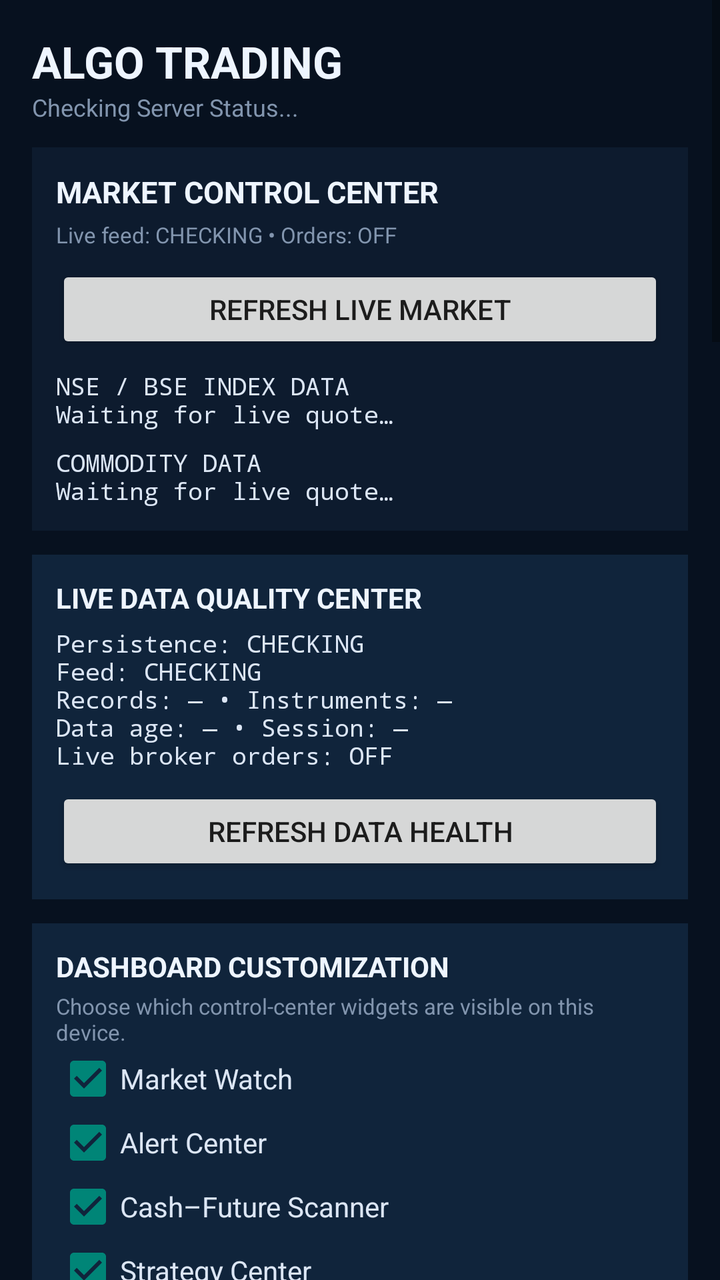
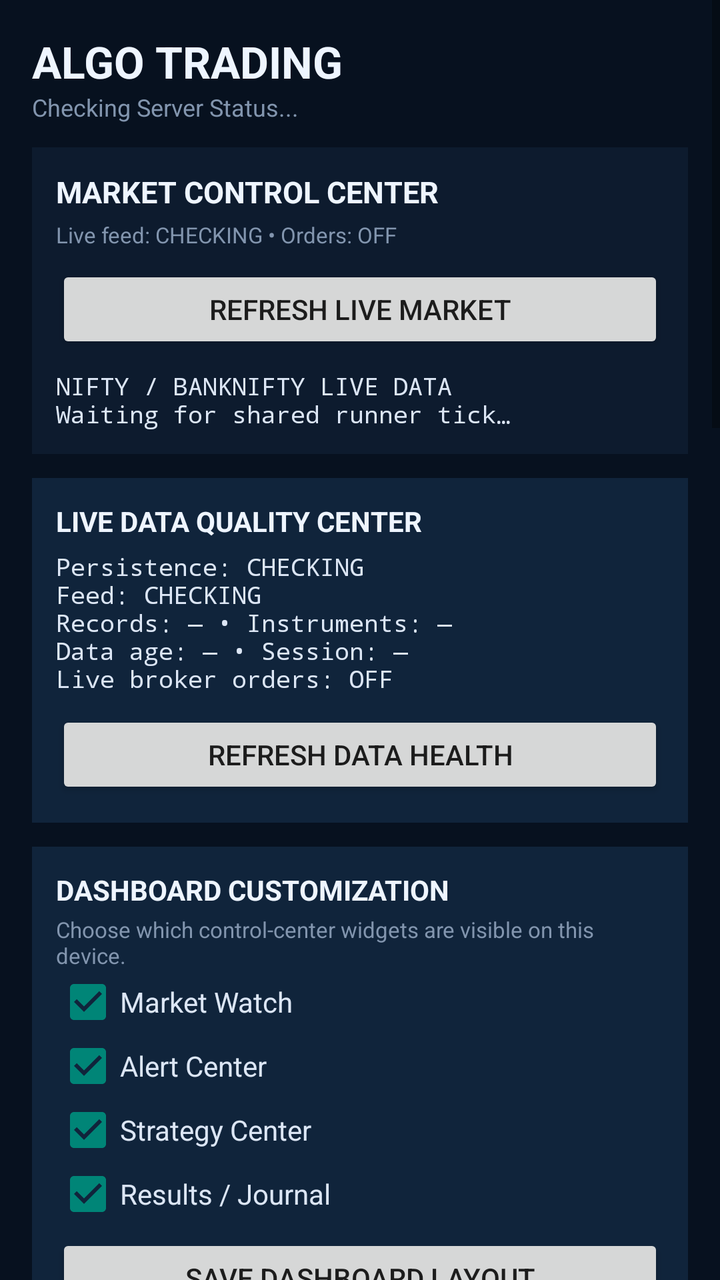

An Android layout rendered at two revisions. The XML below is the earlier revision; the diff shows what the commit changed to produce the second picture.
<!-- AndroidManifest.xml: application theme Theme.AppCompat.DayNight.DarkActionBar -->
<!-- res/layout/activity_main.xml -->
<?xml version="1.0" encoding="utf-8"?>
<ScrollView android:id="@+id/mainScroll" xmlns:android="http://schemas.android.com/apk/res/android" android:layout_width="match_parent" android:layout_height="match_parent" android:background="@color/algo_bg" android:fillViewport="true">
<LinearLayout android:layout_width="match_parent" android:layout_height="wrap_content" android:orientation="vertical" android:padding="16dp">
<TextView android:layout_width="wrap_content" android:layout_height="wrap_content" android:text="ALGO TRADING" android:textColor="@color/algo_text" android:textSize="22sp" android:textStyle="bold"/>
<TextView android:id="@+id/tvStatus" android:layout_width="wrap_content" android:layout_height="wrap_content" android:text="Checking Server Status..." android:textColor="@color/algo_muted" android:textSize="12sp"/><LinearLayout android:id="@+id/marketControlCenter" android:layout_width="match_parent" android:layout_height="wrap_content" android:layout_marginTop="12dp" android:orientation="vertical" android:background="@color/algo_surface" android:padding="12dp">
<TextView android:layout_width="wrap_content" android:layout_height="wrap_content" android:text="MARKET CONTROL CENTER" android:textColor="@color/algo_text" android:textSize="15sp" android:textStyle="bold"/>
<TextView android:id="@+id/tvMarketFeedStatus" android:layout_width="match_parent" android:layout_height="wrap_content" android:layout_marginTop="4dp" android:text="Live feed: CHECKING • Orders: OFF" android:textColor="@color/algo_muted" android:textSize="11sp"/>
<Button android:id="@+id/btnMarketOverviewRefresh" android:layout_width="match_parent" android:layout_height="44dp" android:layout_marginTop="8dp" android:text="REFRESH LIVE MARKET"/>
<TextView android:id="@+id/tvIndexOverview" android:layout_width="match_parent" android:layout_height="wrap_content" android:layout_marginTop="8dp" android:text="NSE / BSE INDEX DATA\nWaiting for live quote…" android:textColor="@color/algo_text_secondary" android:textSize="12sp" android:fontFamily="monospace"/>
<TextView android:id="@+id/tvCommodityOverview" android:layout_width="match_parent" android:layout_height="wrap_content" android:layout_marginTop="8dp" android:text="COMMODITY DATA\nWaiting for live quote…" android:textColor="@color/algo_text_secondary" android:textSize="12sp" android:fontFamily="monospace"/>
</LinearLayout>

<LinearLayout android:id="@+id/liveDataQuality" android:layout_width="match_parent" android:layout_height="wrap_content" android:layout_marginTop="12dp" android:orientation="vertical" android:background="@color/algo_surface_elevated" android:padding="12dp"><TextView android:layout_width="wrap_content" android:layout_height="wrap_content" android:text="LIVE DATA QUALITY CENTER" android:textColor="@color/algo_text" android:textSize="14sp" android:textStyle="bold"/><TextView android:id="@+id/tvLiveDataQuality" android:layout_width="match_parent" android:layout_height="wrap_content" android:layout_marginTop="5dp" android:text="Persistence: CHECKING\nFeed: CHECKING\nRecords: — • Instruments: —\nData age: — • Session: —\nLive broker orders: OFF" android:textColor="@color/algo_text_secondary" android:textSize="12sp" android:fontFamily="monospace"/><Button android:id="@+id/btnLiveDataHealthRefresh" android:layout_width="match_parent" android:layout_height="44dp" android:layout_marginTop="8dp" android:text="REFRESH DATA HEALTH"/></LinearLayout><LinearLayout android:id="@+id/dashboardCustomization" android:layout_width="match_parent" android:layout_height="wrap_content" android:layout_marginTop="12dp" android:orientation="vertical" android:background="@color/algo_surface_elevated" android:padding="12dp">
<TextView android:layout_width="wrap_content" android:layout_height="wrap_content" android:text="DASHBOARD CUSTOMIZATION" android:textColor="@color/algo_text" android:textSize="14sp" android:textStyle="bold"/>
<TextView android:layout_width="match_parent" android:layout_height="wrap_content" android:layout_marginTop="3dp" android:text="Choose which control-center widgets are visible on this device." android:textColor="@color/algo_muted" android:textSize="11sp"/>
<CheckBox android:id="@+id/cbShowMarket" android:layout_width="match_parent" android:layout_height="wrap_content" android:checked="true" android:text="Market Watch" android:textColor="@color/algo_text_secondary"/>
<CheckBox android:id="@+id/cbShowAlerts" android:layout_width="match_parent" android:layout_height="wrap_content" android:checked="true" android:text="Alert Center" android:textColor="@color/algo_text_secondary"/><CheckBox android:id="@+id/cbShowScanner" android:layout_width="match_parent" android:layout_height="wrap_content" android:checked="true" android:text="Cash–Future Scanner" android:textColor="@color/algo_text_secondary"/>
<CheckBox android:id="@+id/cbShowStrategy" android:layout_width="match_parent" android:layout_height="wrap_content" android:checked="true" android:text="Strategy Center" android:textColor="@color/algo_text_secondary"/>
<CheckBox android:id="@+id/cbShowResults" android:layout_width="match_parent" android:layout_height="wrap_content" android:checked="true" android:text="Results / Journal" android:textColor="@color/algo_text_secondary"/>
<Button android:id="@+id/btnSaveDashboardLayout" android:layout_width="match_parent" android:layout_height="44dp" android:layout_marginTop="4dp" android:text="SAVE DASHBOARD LAYOUT"/>
<Button android:id="@+id/btnResetDashboardLayout" android:layout_width="match_parent" android:layout_height="44dp" android:layout_marginTop="6dp" android:text="RESET DEFAULT LAYOUT"/>
<TextView android:id="@+id/tvDashboardLayoutStatus" android:layout_width="match_parent" android:layout_height="wrap_content" android:layout_marginTop="5dp" android:text="Layout: DEFAULT • saved on this device" android:textColor="@color/algo_muted" android:textSize="11sp"/>
</LinearLayout>
<LinearLayout android:id="@+id/phase12Navigation" android:layout_width="match_parent" android:layout_height="wrap_content" android:layout_marginTop="12dp" android:orientation="vertical" android:background="@color/algo_surface_elevated" android:padding="12dp"><TextView android:layout_width="wrap_content" android:layout_height="wrap_content" android:text="PHASE 12 • MOBILE NAVIGATION" android:textColor="@color/algo_text" android:textSize="14sp" android:textStyle="bold"/><TextView android:layout_width="match_parent" android:layout_height="wrap_content" android:layout_marginTop="3dp" android:text="Compact mobile cards + quick actions • same backend/API/data contract as Web" android:textColor="@color/algo_muted" android:textSize="11sp"/><HorizontalScrollView android:layout_width="match_parent" android:layout_height="wrap_content" android:layout_marginTop="7dp" android:scrollbars="none"><LinearLayout android:layout_width="wrap_content" android:layout_height="wrap_content" android:orientation="horizontal"><Button android:id="@+id/btnQuickMarket" android:layout_width="wrap_content" android:layout_height="40dp" android:text="MARKET"/><Button android:id="@+id/btnQuickScanner" android:layout_width="wrap_content" android:layout_height="40dp" android:layout_marginStart="6dp" android:text="SCANNER"/><Button android:id="@+id/btnQuickStrategies" android:layout_width="wrap_content" android:layout_height="40dp" android:layout_marginStart="6dp" android:text="STRATEGIES"/><Button android:id="@+id/btnQuickResults" android:layout_width="wrap_content" android:layout_height="40dp" android:layout_marginStart="6dp" android:text="RESULTS"/><Button android:id="@+id/btnQuickExpansion" android:layout_width="wrap_content" android:layout_height="40dp" android:layout_marginStart="6dp" android:text="EXPANSION"/></LinearLayout></HorizontalScrollView></LinearLayout><Button android:id="@+id/btnAppUpdate" android:layout_width="match_parent" android:layout_height="46dp" android:layout_marginTop="8dp" android:text="CHECK APP UPDATE"/><Button android:id="@+id/btnStrategies" android:layout_width="match_parent" android:layout_height="46dp" android:layout_marginTop="8dp" android:text="STRATEGIES"/><Button android:id="@+id/btnResultsJournal" android:layout_width="match_parent" android:layout_height="46dp" android:layout_marginTop="8dp" android:text="RESULTS / JOURNAL"/><Button android:id="@+id/btnLogout" android:layout_width="match_parent" android:layout_height="46dp" android:layout_marginTop="8dp" android:text="LOG OUT"/>
<TextView android:layout_width="match_parent" android:layout_height="wrap_content" android:layout_marginTop="12dp" android:text="PHASE 10 • BACKTEST &amp; RESULTS WORKSPACE\nHistorical data → strategy configuration → execution model → Results / Journal" android:textColor="@color/algo_text_secondary" android:textSize="11sp"/><Button android:id="@+id/btnFullFnoBacktest" android:layout_width="match_parent" android:layout_height="48dp" android:layout_marginTop="12dp" android:text="OPEN FULL-F&amp;O BACKTEST"/>
<Button android:id="@+id/btnBoxSpread" android:layout_width="match_parent" android:layout_height="48dp" android:layout_marginTop="8dp" android:text="OPEN BOX SPREAD"/>
<TextView android:layout_width="wrap_content" android:layout_height="wrap_content" android:layout_marginTop="16dp" android:text="BROKER CONNECTION" android:textColor="@color/algo_text" android:textSize="14sp" android:textStyle="bold"/>
<EditText android:id="@+id/etBrokerApiKey" android:layout_width="match_parent" android:layout_height="wrap_content" android:hint="Angel One API Key" android:textColor="@color/algo_text" android:textColorHint="@color/algo_muted" android:inputType="textPassword"/>
<EditText android:id="@+id/etBrokerClientCode" android:layout_width="match_parent" android:layout_height="wrap_content" android:hint="Client Code" android:textColor="@color/algo_text" android:textColorHint="@color/algo_muted"/>
<EditText android:id="@+id/etBrokerPassword" android:layout_width="match_parent" android:layout_height="wrap_content" android:hint="Broker Password" android:textColor="@color/algo_text" android:textColorHint="@color/algo_muted" android:inputType="textPassword"/>
<EditText android:id="@+id/etBrokerTotpSecret" android:layout_width="match_parent" android:layout_height="wrap_content" android:hint="TOTP Secret" android:textColor="@color/algo_text" android:textColorHint="@color/algo_muted" android:inputType="textPassword"/>
<Button android:id="@+id/btnConnectBroker" android:layout_width="match_parent" android:layout_height="46dp" android:text="CONNECT ANGEL ONE"/>
<Button android:id="@+id/btnDisconnectBroker" android:layout_width="match_parent" android:layout_height="46dp" android:text="DISCONNECT BROKER"/>
<TextView android:id="@+id/tvBrokerStatus" android:layout_width="match_parent" android:layout_height="wrap_content" android:text="Broker Status: Not checked" android:textColor="@color/algo_muted" android:padding="8dp"/>
<TextView android:layout_width="wrap_content" android:layout_height="wrap_content" android:layout_marginTop="16dp" android:text="REAL TRADING SAFETY" android:textColor="@color/algo_text" android:textSize="14sp" android:textStyle="bold"/>
<TextView android:id="@+id/tvSafetyStatus" android:layout_width="match_parent" android:layout_height="wrap_content" android:text="Safety: OFF • Kill Switch: ON" android:textColor="@color/algo_warning" android:padding="8dp"/>
<TextView android:id="@+id/tvSafetyRouting" android:layout_width="match_parent" android:layout_height="wrap_content" android:text="Live order routing: DISABLED" android:textColor="@color/algo_muted"/>
<Button android:id="@+id/btnEnableRealTrading" android:layout_width="match_parent" android:layout_height="46dp" android:text="ENABLE REAL TRADING SAFETY"/>
<Button android:id="@+id/btnDisableRealTrading" android:layout_width="match_parent" android:layout_height="46dp" android:text="DISABLE REAL TRADING"/>
<Button android:id="@+id/btnKillSwitch" android:layout_width="match_parent" android:layout_height="46dp" android:text="KILL SWITCH"/>
<TextView android:layout_width="wrap_content" android:layout_height="wrap_content" android:layout_marginTop="16dp" android:text="CASH–FUTURE SCANNER" android:textColor="@color/algo_text" android:textSize="14sp" android:textStyle="bold"/>
<Button android:id="@+id/btnRunScanner" android:layout_width="match_parent" android:layout_height="46dp" android:text="RUN CASH–FUTURE SCAN"/>
<TextView android:layout_width="wrap_content" android:layout_height="wrap_content" android:layout_marginTop="16dp" android:text="ALERT CENTER" android:textColor="@color/algo_text" android:textSize="14sp" android:textStyle="bold"/><TextView android:id="@+id/tvAlertCenter" android:layout_width="match_parent" android:layout_height="wrap_content" android:layout_marginTop="6dp" android:background="@color/algo_surface_elevated" android:padding="12dp" android:text="No alert events received yet. Run the live scanner." android:textColor="@color/algo_text_secondary" android:textSize="12sp" android:fontFamily="monospace"/><TextView android:id="@+id/tvScannerResult" android:layout_width="match_parent" android:layout_height="wrap_content" android:text="Scanner results will appear here." android:textColor="@color/algo_text_secondary" android:textSize="12sp" android:fontFamily="monospace" android:padding="12dp"/>
<TextView android:id="@+id/tvScannerAutoRefreshStatus" android:layout_width="match_parent" android:layout_height="wrap_content" android:text="Auto Refresh: OFF" android:textColor="@color/algo_muted" android:textSize="11sp"/>
<TextView android:id="@+id/tvScannerNextRefresh" android:layout_width="match_parent" android:layout_height="wrap_content" android:text="Next Refresh: —" android:textColor="@color/algo_muted" android:textSize="11sp"/>
<CheckBox android:id="@+id/cbScannerAutoRefresh" android:layout_width="match_parent" android:layout_height="wrap_content" android:text="Auto refresh scanner" android:textColor="@color/algo_text_secondary"/>
<EditText android:id="@+id/etScannerRefreshSeconds" android:layout_width="match_parent" android:layout_height="wrap_content" android:hint="Refresh seconds (10–300)" android:inputType="number" android:text="30" android:textColor="@color/algo_text" android:textColorHint="@color/algo_muted"/>
<LinearLayout android:id="@+id/phase13Expansion" android:layout_width="match_parent" android:layout_height="wrap_content" android:layout_marginTop="12dp" android:orientation="vertical" android:background="@color/algo_surface_elevated" android:padding="12dp"><TextView android:layout_width="wrap_content" android:layout_height="wrap_content" android:text="PHASE 13 • EXPANSION CENTER" android:textColor="@color/algo_paper_text" android:textSize="14sp" android:textStyle="bold"/><TextView android:layout_width="match_parent" android:layout_height="wrap_content" android:layout_marginTop="3dp" android:text="FINAL PHASE • Add modules without rebuilding the core." android:textColor="@color/algo_muted" android:textSize="11sp"/><TextView android:layout_width="match_parent" android:layout_height="wrap_content" android:layout_marginTop="8dp" android:text="INDICES / EXCHANGES  •  COMMODITIES / CURRENCY
STRATEGIES / SCANNERS  •  DATA SOURCES
ANALYTICS / CHARTS  •  NOTIFICATIONS
BROKER ADAPTERS  •  USER-SPECIFIC LAYOUTS" android:textColor="@color/algo_text_secondary" android:textSize="12sp"/><TextView android:layout_width="match_parent" android:layout_height="wrap_content" android:layout_marginTop="8dp" android:text="CORE LOCK: reuse the same market-data, strategy, result, alert and execution contracts. Real broker routing remains OFF." android:textColor="@color/algo_muted" android:textSize="10sp"/></LinearLayout>
</LinearLayout>
</ScrollView>
<!-- resources referenced by this layout -->
<resources>
  <color name="algo_bg">#07111F</color>
  <color name="algo_muted">#8295AE</color>
  <color name="algo_paper_text">#4ADE80</color>
  <color name="algo_surface">#0D1B2E</color>
  <color name="algo_surface_elevated">#10243B</color>
  <color name="algo_text">#EEF5FF</color>
  <color name="algo_text_secondary">#DCE6F5</color>
  <color name="algo_warning">#FBBF24</color>
</resources>

<!-- the commit's change to res/layout/activity_main.xml (unified diff, before → after) -->
@@ -6,24 +6,24 @@
 <TextView android:layout_width="wrap_content" android:layout_height="wrap_content" android:text="MARKET CONTROL CENTER" android:textColor="@color/algo_text" android:textSize="15sp" android:textStyle="bold"/>
 <TextView android:id="@+id/tvMarketFeedStatus" android:layout_width="match_parent" android:layout_height="wrap_content" android:layout_marginTop="4dp" android:text="Live feed: CHECKING • Orders: OFF" android:textColor="@color/algo_muted" android:textSize="11sp"/>
 <Button android:id="@+id/btnMarketOverviewRefresh" android:layout_width="match_parent" android:layout_height="44dp" android:layout_marginTop="8dp" android:text="REFRESH LIVE MARKET"/>
-<TextView android:id="@+id/tvIndexOverview" android:layout_width="match_parent" android:layout_height="wrap_content" android:layout_marginTop="8dp" android:text="NSE / BSE INDEX DATA\nWaiting for live quote…" android:textColor="@color/algo_text_secondary" android:textSize="12sp" android:fontFamily="monospace"/>
-<TextView android:id="@+id/tvCommodityOverview" android:layout_width="match_parent" android:layout_height="wrap_content" android:layout_marginTop="8dp" android:text="COMMODITY DATA\nWaiting for live quote…" android:textColor="@color/algo_text_secondary" android:textSize="12sp" android:fontFamily="monospace"/>
+<TextView android:id="@+id/tvIndexOverview" android:layout_width="match_parent" android:layout_height="wrap_content" android:layout_marginTop="8dp" android:text="NIFTY / BANKNIFTY LIVE DATA\nWaiting for shared runner tick…" android:textColor="@color/algo_text_secondary" android:textSize="12sp" android:fontFamily="monospace"/>
+
 </LinearLayout>
 
 <LinearLayout android:id="@+id/liveDataQuality" android:layout_width="match_parent" android:layout_height="wrap_content" android:layout_marginTop="12dp" android:orientation="vertical" android:background="@color/algo_surface_elevated" android:padding="12dp"><TextView android:layout_width="wrap_content" android:layout_height="wrap_content" android:text="LIVE DATA QUALITY CENTER" android:textColor="@color/algo_text" android:textSize="14sp" android:textStyle="bold"/><TextView android:id="@+id/tvLiveDataQuality" android:layout_width="match_parent" android:layout_height="wrap_content" android:layout_marginTop="5dp" android:text="Persistence: CHECKING\nFeed: CHECKING\nRecords: — • Instruments: —\nData age: — • Session: —\nLive broker orders: OFF" android:textColor="@color/algo_text_secondary" android:textSize="12sp" android:fontFamily="monospace"/><Button android:id="@+id/btnLiveDataHealthRefresh" android:layout_width="match_parent" android:layout_height="44dp" android:layout_marginTop="8dp" android:text="REFRESH DATA HEALTH"/></LinearLayout><LinearLayout android:id="@+id/dashboardCustomization" android:layout_width="match_parent" android:layout_height="wrap_content" android:layout_marginTop="12dp" android:orientation="vertical" android:background="@color/algo_surface_elevated" android:padding="12dp">
 <TextView android:layout_width="wrap_content" android:layout_height="wrap_content" android:text="DASHBOARD CUSTOMIZATION" android:textColor="@color/algo_text" android:textSize="14sp" android:textStyle="bold"/>
 <TextView android:layout_width="match_parent" android:layout_height="wrap_content" android:layout_marginTop="3dp" android:text="Choose which control-center widgets are visible on this device." android:textColor="@color/algo_muted" android:textSize="11sp"/>
 <CheckBox android:id="@+id/cbShowMarket" android:layout_width="match_parent" android:layout_height="wrap_content" android:checked="true" android:text="Market Watch" android:textColor="@color/algo_text_secondary"/>
-<CheckBox android:id="@+id/cbShowAlerts" android:layout_width="match_parent" android:layout_height="wrap_content" android:checked="true" android:text="Alert Center" android:textColor="@color/algo_text_secondary"/><CheckBox android:id="@+id/cbShowScanner" android:layout_width="match_parent" android:layout_height="wrap_content" android:checked="true" android:text="Cash–Future Scanner" android:textColor="@color/algo_text_secondary"/>
+<CheckBox android:id="@+id/cbShowAlerts" android:layout_width="match_parent" android:layout_height="wrap_content" android:checked="true" android:text="Alert Center" android:textColor="@color/algo_text_secondary"/>
 <CheckBox android:id="@+id/cbShowStrategy" android:layout_width="match_parent" android:layout_height="wrap_content" android:checked="true" android:text="Strategy Center" android:textColor="@color/algo_text_secondary"/>
 <CheckBox android:id="@+id/cbShowResults" android:layout_width="match_parent" android:layout_height="wrap_content" android:checked="true" android:text="Results / Journal" android:textColor="@color/algo_text_secondary"/>
 <Button android:id="@+id/btnSaveDashboardLayout" android:layout_width="match_parent" android:layout_height="44dp" android:layout_marginTop="4dp" android:text="SAVE DASHBOARD LAYOUT"/>
 <Button android:id="@+id/btnResetDashboardLayout" android:layout_width="match_parent" android:layout_height="44dp" android:layout_marginTop="6dp" android:text="RESET DEFAULT LAYOUT"/>
 <TextView android:id="@+id/tvDashboardLayoutStatus" android:layout_width="match_parent" android:layout_height="wrap_content" android:layout_marginTop="5dp" android:text="Layout: DEFAULT • saved on this device" android:textColor="@color/algo_muted" android:textSize="11sp"/>
 </LinearLayout>
-<LinearLayout android:id="@+id/phase12Navigation" android:layout_width="match_parent" android:layout_height="wrap_content" android:layout_marginTop="12dp" android:orientation="vertical" android:background="@color/algo_surface_elevated" android:padding="12dp"><TextView android:layout_width="wrap_content" android:layout_height="wrap_content" android:text="PHASE 12 • MOBILE NAVIGATION" android:textColor="@color/algo_text" android:textSize="14sp" android:textStyle="bold"/><TextView android:layout_width="match_parent" android:layout_height="wrap_content" android:layout_marginTop="3dp" android:text="Compact mobile cards + quick actions • same backend/API/data contract as Web" android:textColor="@color/algo_muted" android:textSize="11sp"/><HorizontalScrollView android:layout_width="match_parent" android:layout_height="wrap_content" android:layout_marginTop="7dp" android:scrollbars="none"><LinearLayout android:layout_width="wrap_content" android:layout_height="wrap_content" android:orientation="horizontal"><Button android:id="@+id/btnQuickMarket" android:layout_width="wrap_content" android:layout_height="40dp" android:text="MARKET"/><Button android:id="@+id/btnQuickScanner" android:layout_width="wrap_content" android:layout_height="40dp" android:layout_marginStart="6dp" android:text="SCANNER"/><Button android:id="@+id/btnQuickStrategies" android:layout_width="wrap_content" android:layout_height="40dp" android:layout_marginStart="6dp" android:text="STRATEGIES"/><Button android:id="@+id/btnQuickResults" android:layout_width="wrap_content" android:layout_height="40dp" android:layout_marginStart="6dp" android:text="RESULTS"/><Button android:id="@+id/btnQuickExpansion" android:layout_width="wrap_content" android:layout_height="40dp" android:layout_marginStart="6dp" android:text="EXPANSION"/></LinearLayout></HorizontalScrollView></LinearLayout><Button android:id="@+id/btnAppUpdate" android:layout_width="match_parent" android:layout_height="46dp" android:layout_marginTop="8dp" android:text="CHECK APP UPDATE"/><Button android:id="@+id/btnStrategies" android:layout_width="match_parent" android:layout_height="46dp" android:layout_marginTop="8dp" android:text="STRATEGIES"/><Button android:id="@+id/btnResultsJournal" android:layout_width="match_parent" android:layout_height="46dp" android:layout_marginTop="8dp" android:text="RESULTS / JOURNAL"/><Button android:id="@+id/btnLogout" android:layout_width="match_parent" android:layout_height="46dp" android:layout_marginTop="8dp" android:text="LOG OUT"/>
-<TextView android:layout_width="match_parent" android:layout_height="wrap_content" android:layout_marginTop="12dp" android:text="PHASE 10 • BACKTEST &amp; RESULTS WORKSPACE\nHistorical data → strategy configuration → execution model → Results / Journal" android:textColor="@color/algo_text_secondary" android:textSize="11sp"/><Button android:id="@+id/btnFullFnoBacktest" android:layout_width="match_parent" android:layout_height="48dp" android:layout_marginTop="12dp" android:text="OPEN FULL-F&amp;O BACKTEST"/>
-<Button android:id="@+id/btnBoxSpread" android:layout_width="match_parent" android:layout_height="48dp" android:layout_marginTop="8dp" android:text="OPEN BOX SPREAD"/>
+<LinearLayout android:id="@+id/phase12Navigation" android:layout_width="match_parent" android:layout_height="wrap_content" android:layout_marginTop="12dp" android:orientation="vertical" android:background="@color/algo_surface_elevated" android:padding="12dp"><TextView android:layout_width="wrap_content" android:layout_height="wrap_content" android:text="PHASE 12 • MOBILE NAVIGATION" android:textColor="@color/algo_text" android:textSize="14sp" android:textStyle="bold"/><TextView android:layout_width="match_parent" android:layout_height="wrap_content" android:layout_marginTop="3dp" android:text="Compact mobile cards + quick actions • same backend/API/data contract as Web" android:textColor="@color/algo_muted" android:textSize="11sp"/><HorizontalScrollView android:layout_width="match_parent" android:layout_height="wrap_content" android:layout_marginTop="7dp" android:scrollbars="none"><LinearLayout android:layout_width="wrap_content" android:layout_height="wrap_content" android:orientation="horizontal"><Button android:id="@+id/btnQuickMarket" android:layout_width="wrap_content" android:layout_height="40dp" android:text="MARKET"/><Button android:id="@+id/btnQuickScanner" android:layout_width="wrap_content" android:layout_height="40dp" android:layout_marginStart="6dp" android:text="STRATEGIES"/><Button android:id="@+id/btnQuickStrategies" android:layout_width="wrap_content" android:layout_height="40dp" android:layout_marginStart="6dp" android:text="STRATEGIES"/><Button android:id="@+id/btnQuickResults" android:layout_width="wrap_content" android:layout_height="40dp" android:layout_marginStart="6dp" android:text="RESULTS"/><Button android:id="@+id/btnQuickExpansion" android:layout_width="wrap_content" android:layout_height="40dp" android:layout_marginStart="6dp" android:text="EXPANSION"/></LinearLayout></HorizontalScrollView></LinearLayout><Button android:id="@+id/btnAppUpdate" android:layout_width="match_parent" android:layout_height="46dp" android:layout_marginTop="8dp" android:text="CHECK APP UPDATE"/><Button android:id="@+id/btnStrategies" android:layout_width="match_parent" android:layout_height="46dp" android:layout_marginTop="8dp" android:text="STRATEGIES"/><Button android:id="@+id/btnResultsJournal" android:layout_width="match_parent" android:layout_height="46dp" android:layout_marginTop="8dp" android:text="RESULTS / JOURNAL"/><Button android:id="@+id/btnLogout" android:layout_width="match_parent" android:layout_height="46dp" android:layout_marginTop="8dp" android:text="LOG OUT"/>
+
+
 <TextView android:layout_width="wrap_content" android:layout_height="wrap_content" android:layout_marginTop="16dp" android:text="BROKER CONNECTION" android:textColor="@color/algo_text" android:textSize="14sp" android:textStyle="bold"/>
 <EditText android:id="@+id/etBrokerApiKey" android:layout_width="match_parent" android:layout_height="wrap_content" android:hint="Angel One API Key" android:textColor="@color/algo_text" android:textColorHint="@color/algo_muted" android:inputType="textPassword"/>
 <EditText android:id="@+id/etBrokerClientCode" android:layout_width="match_parent" android:layout_height="wrap_content" android:hint="Client Code" android:textColor="@color/algo_text" android:textColorHint="@color/algo_muted"/>
@@ -38,13 +38,7 @@
 <Button android:id="@+id/btnEnableRealTrading" android:layout_width="match_parent" android:layout_height="46dp" android:text="ENABLE REAL TRADING SAFETY"/>
 <Button android:id="@+id/btnDisableRealTrading" android:layout_width="match_parent" android:layout_height="46dp" android:text="DISABLE REAL TRADING"/>
 <Button android:id="@+id/btnKillSwitch" android:layout_width="match_parent" android:layout_height="46dp" android:text="KILL SWITCH"/>
-<TextView android:layout_width="wrap_content" android:layout_height="wrap_content" android:layout_marginTop="16dp" android:text="CASH–FUTURE SCANNER" android:textColor="@color/algo_text" android:textSize="14sp" android:textStyle="bold"/>
-<Button android:id="@+id/btnRunScanner" android:layout_width="match_parent" android:layout_height="46dp" android:text="RUN CASH–FUTURE SCAN"/>
-<TextView android:layout_width="wrap_content" android:layout_height="wrap_content" android:layout_marginTop="16dp" android:text="ALERT CENTER" android:textColor="@color/algo_text" android:textSize="14sp" android:textStyle="bold"/><TextView android:id="@+id/tvAlertCenter" android:layout_width="match_parent" android:layout_height="wrap_content" android:layout_marginTop="6dp" android:background="@color/algo_surface_elevated" android:padding="12dp" android:text="No alert events received yet. Run the live scanner." android:textColor="@color/algo_text_secondary" android:textSize="12sp" android:fontFamily="monospace"/><TextView android:id="@+id/tvScannerResult" android:layout_width="match_parent" android:layout_height="wrap_content" android:text="Scanner results will appear here." android:textColor="@color/algo_text_secondary" android:textSize="12sp" android:fontFamily="monospace" android:padding="12dp"/>
-<TextView android:id="@+id/tvScannerAutoRefreshStatus" android:layout_width="match_parent" android:layout_height="wrap_content" android:text="Auto Refresh: OFF" android:textColor="@color/algo_muted" android:textSize="11sp"/>
-<TextView android:id="@+id/tvScannerNextRefresh" android:layout_width="match_parent" android:layout_height="wrap_content" android:text="Next Refresh: —" android:textColor="@color/algo_muted" android:textSize="11sp"/>
-<CheckBox android:id="@+id/cbScannerAutoRefresh" android:layout_width="match_parent" android:layout_height="wrap_content" android:text="Auto refresh scanner" android:textColor="@color/algo_text_secondary"/>
-<EditText android:id="@+id/etScannerRefreshSeconds" android:layout_width="match_parent" android:layout_height="wrap_content" android:hint="Refresh seconds (10–300)" android:inputType="number" android:text="30" android:textColor="@color/algo_text" android:textColorHint="@color/algo_muted"/>
+<TextView android:layout_width="wrap_content" android:layout_height="wrap_content" android:layout_marginTop="16dp" android:text="ALERT CENTER" android:textColor="@color/algo_text" android:textSize="14sp" android:textStyle="bold"/><TextView android:id="@+id/tvAlertCenter" android:layout_width="match_parent" android:layout_height="wrap_content" android:layout_marginTop="6dp" android:background="@color/algo_surface_elevated" android:padding="12dp" android:text="No alert events received yet." android:textColor="@color/algo_text_secondary" android:textSize="12sp" android:fontFamily="monospace"/>
 <LinearLayout android:id="@+id/phase13Expansion" android:layout_width="match_parent" android:layout_height="wrap_content" android:layout_marginTop="12dp" android:orientation="vertical" android:background="@color/algo_surface_elevated" android:padding="12dp"><TextView android:layout_width="wrap_content" android:layout_height="wrap_content" android:text="PHASE 13 • EXPANSION CENTER" android:textColor="@color/algo_paper_text" android:textSize="14sp" android:textStyle="bold"/><TextView android:layout_width="match_parent" android:layout_height="wrap_content" android:layout_marginTop="3dp" android:text="FINAL PHASE • Add modules without rebuilding the core." android:textColor="@color/algo_muted" android:textSize="11sp"/><TextView android:layout_width="match_parent" android:layout_height="wrap_content" android:layout_marginTop="8dp" android:text="INDICES / EXCHANGES  •  COMMODITIES / CURRENCY
 STRATEGIES / SCANNERS  •  DATA SOURCES
 ANALYTICS / CHARTS  •  NOTIFICATIONS
